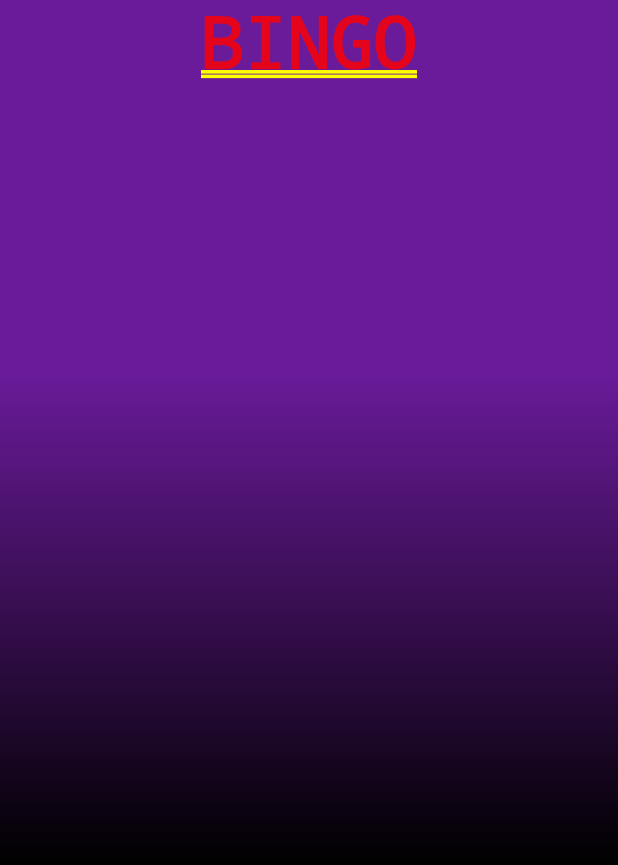
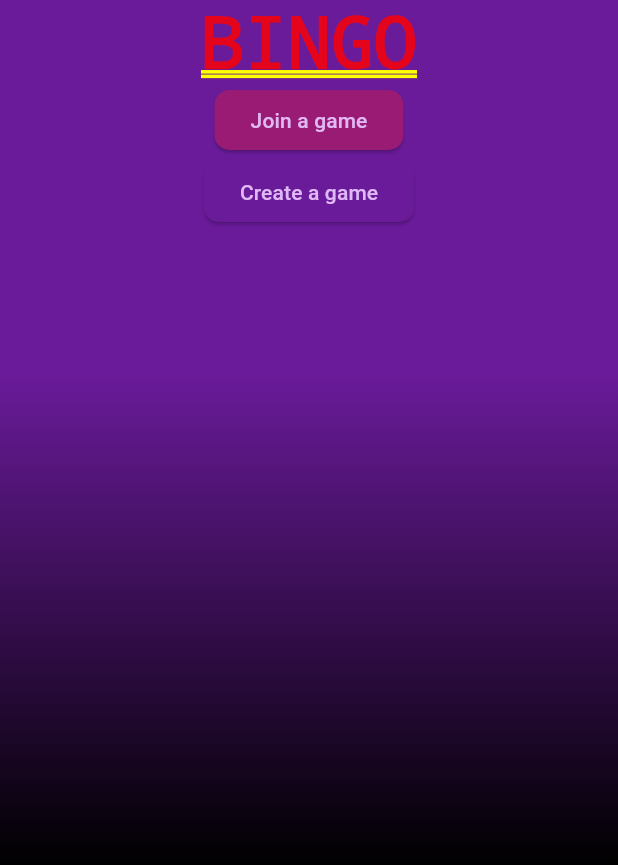
Before and after one commit to AhmedSaied22/bingo, a Flutter app: the screen it shows after launch, on a phone screen of 412 x 824 dp. Shown: the top 865 px of the screen. Run offline on Flutter 3.47's test engine with Material 3 defaults, Android fonts, the phone set to English and light mode, and no system bars; our stand-ins replace flutter_screenutil, google_fonts.

Commit message:
update responsive file to fit with size config and media query extension to be more clear and clean

```diff
--- a/lib/core/layout/responsive.dart
+++ b/lib/core/layout/responsive.dart
@@ -1,4 +1,6 @@
+import 'package:bingo/core/utils/size_config.dart';
 import 'package:flutter/material.dart';
+import 'package:bingo/core/extensions/media_query_extensions.dart';
 
 class ResponsiveLayout extends StatelessWidget {
   final Widget mobile;
@@ -12,20 +14,21 @@ class ResponsiveLayout extends StatelessWidget {
     required this.mobile,
     this.tablet,
     required this.desktop,
-    this.mobileBreakpoint = 599,
-    this.tabletBreakpoint = 1199,
+    this.mobileBreakpoint = SizeConfig.tabletBreakPoint, // 599
+    this.tabletBreakpoint = SizeConfig.desktopBreakPoint, // 1199
   });
 
   static bool isMobile(BuildContext context) =>
-      MediaQuery.of(context).size.width <= 599;
+      context.screenWidth <= SizeConfig.tabletBreakPoint;
 
   static bool isTablet(BuildContext context) {
-    final width = MediaQuery.of(context).size.width;
-    return width > 599 && width <= 1199;
+    final width = context.screenWidth;
+    return width > SizeConfig.tabletBreakPoint &&
+        width <= SizeConfig.desktopBreakPoint;
   }
 
   static bool isDesktop(BuildContext context) =>
-      MediaQuery.of(context).size.width > 1199;
+      context.screenWidth > SizeConfig.desktopBreakPoint;
 
   @override
   Widget build(BuildContext context) {
--- a/lib/core/theme/theme.dart
+++ b/lib/core/theme/theme.dart
@@ -1,3 +1,4 @@
+import 'package:bingo/core/ui/app_colors.dart';
 import 'package:flutter/material.dart';
 import 'package:flutter_screenutil/flutter_screenutil.dart';
 import 'package:google_fonts/google_fonts.dart';
@@ -7,7 +8,7 @@ class AppTheme {
     begin: Alignment.topCenter,
     end: Alignment.bottomCenter,
     colors: [
-      Color(0xFF6A1B9A),
+      AppColors.primaryColor,
       Colors.black,
     ],
     stops: [0.3, 0.7],
@@ -17,22 +18,22 @@ class AppTheme {
     return ThemeData.dark().copyWith(
       scaffoldBackgroundColor: Colors.transparent,
       colorScheme: ColorScheme.fromSeed(
-        seedColor: Colors.deepPurple,
+        seedColor: AppColors.primaryColor,
         brightness: Brightness.dark,
       ),
       textTheme: GoogleFonts.luckiestGuyTextTheme().copyWith(
-        bodyLarge: const TextStyle(color: Colors.white),
-        bodyMedium: const TextStyle(color: Colors.white),
-        displayLarge: const TextStyle(color: Colors.white),
-        displayMedium: const TextStyle(color: Colors.white),
-        displaySmall: const TextStyle(color: Colors.white),
+        bodyLarge: const TextStyle(color: AppColors.textColor),
+        bodyMedium: const TextStyle(color: AppColors.textColor),
+        displayLarge: const TextStyle(color: AppColors.textColor),
+        displayMedium: const TextStyle(color: AppColors.textColor),
+        displaySmall: const TextStyle(color: AppColors.textColor),
       ),
       appBarTheme: AppBarTheme(
         backgroundColor: Colors.transparent,
         elevation: 0,
         titleTextStyle: GoogleFonts.luckiestGuy(
           fontSize: 24.sp,
-          color: Colors.white,
+          color: AppColors.textColor,
         ),
       ),
     );
--- a/lib/core/ui/app_colors.dart
+++ b/lib/core/ui/app_colors.dart
@@ -1,7 +1,7 @@
 import 'package:flutter/material.dart';
 
 class AppColors {
-  static const Color mainColor = Color(0xFF6A1B9A);
+  static const Color primaryColor = Color(0xFF6A1B9A);
   static const Color secondaryColor = Color.fromARGB(255, 154, 27, 116);
   static const Color textColor = Colors.white;
 }
--- a/lib/core/ui/widgets/custom_text_field.dart
+++ b/lib/core/ui/widgets/custom_text_field.dart
@@ -105,7 +105,7 @@ class CustomTextField extends StatelessWidget {
         hintStyle: hintStyle,
         enabledBorder: OutlineInputBorder(
           borderRadius: BorderRadius.circular(borderRadius ?? 14.r),
-          borderSide: const BorderSide(color: AppColors.mainColor),
+          borderSide: const BorderSide(color: AppColors.primaryColor),
         ),
         prefixIcon: prefixIcon,
         prefix: prefixIcon == null
@@ -123,7 +123,7 @@ class CustomTextField extends StatelessWidget {
         ),
         focusedBorder: OutlineInputBorder(
           borderRadius: BorderRadius.circular(borderRadius ?? 12.r),
-          borderSide: const BorderSide(color: AppColors.mainColor),
+          borderSide: const BorderSide(color: AppColors.primaryColor),
         ),
       ),
     );
--- /dev/null
+++ b/lib/core/ui/widgets/main_button.dart
@@ -0,0 +1,24 @@
+import 'package:flutter/material.dart';
+
+class MainButton extends StatelessWidget {
+  const MainButton(
+      {super.key, required this.title, required this.color, this.onPressed});
+
+  final String title;
+  final void Function()? onPressed;
+  final Color color;
+
+  @override
+  Widget build(BuildContext context) {
+    return ElevatedButton(
+      style: ElevatedButton.styleFrom(
+        backgroundColor: color,
+        shape: RoundedRectangleBorder(
+          borderRadius: BorderRadius.circular(10),
+        ),
+      ),
+      onPressed: onPressed ?? () {},
+      child: Text(title),
+    );
+  }
+}
--- /dev/null
+++ b/lib/core/utils/size_config.dart
@@ -0,0 +1,4 @@
+class SizeConfig {
+  static const double desktopBreakPoint = 1199;
+  static const double tabletBreakPoint = 599;
+}
--- a/lib/features/home/presentation/views/widgets/mobile_home_view.dart
+++ b/lib/features/home/presentation/views/widgets/mobile_home_view.dart
@@ -1,3 +1,5 @@
+import 'package:bingo/core/ui/app_colors.dart';
+import 'package:bingo/core/ui/widgets/main_button.dart';
 import 'package:flutter/material.dart';
 
 class MobileHomeView extends StatelessWidget {
@@ -8,6 +10,8 @@ class MobileHomeView extends StatelessWidget {
     return const Column(
       children: [
         Text('BINGO'),
+        MainButton(title: 'Join a game', color: AppColors.secondaryColor),
+        MainButton(title: 'Create a game', color: AppColors.primaryColor),
       ],
     );
   }
```
